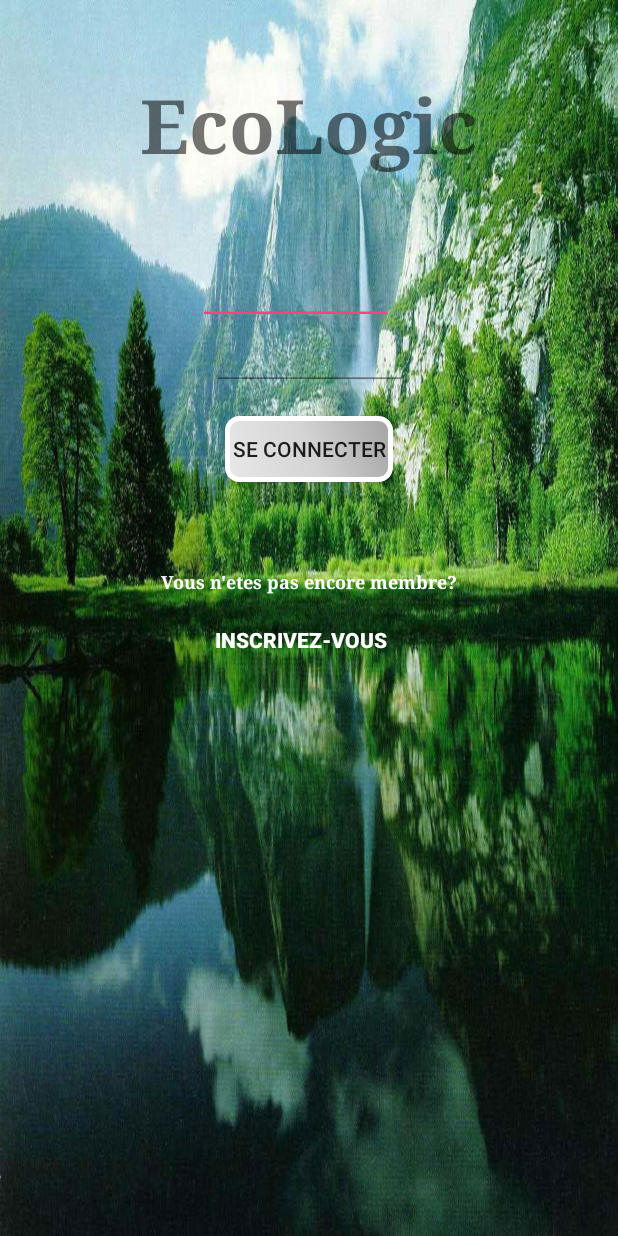
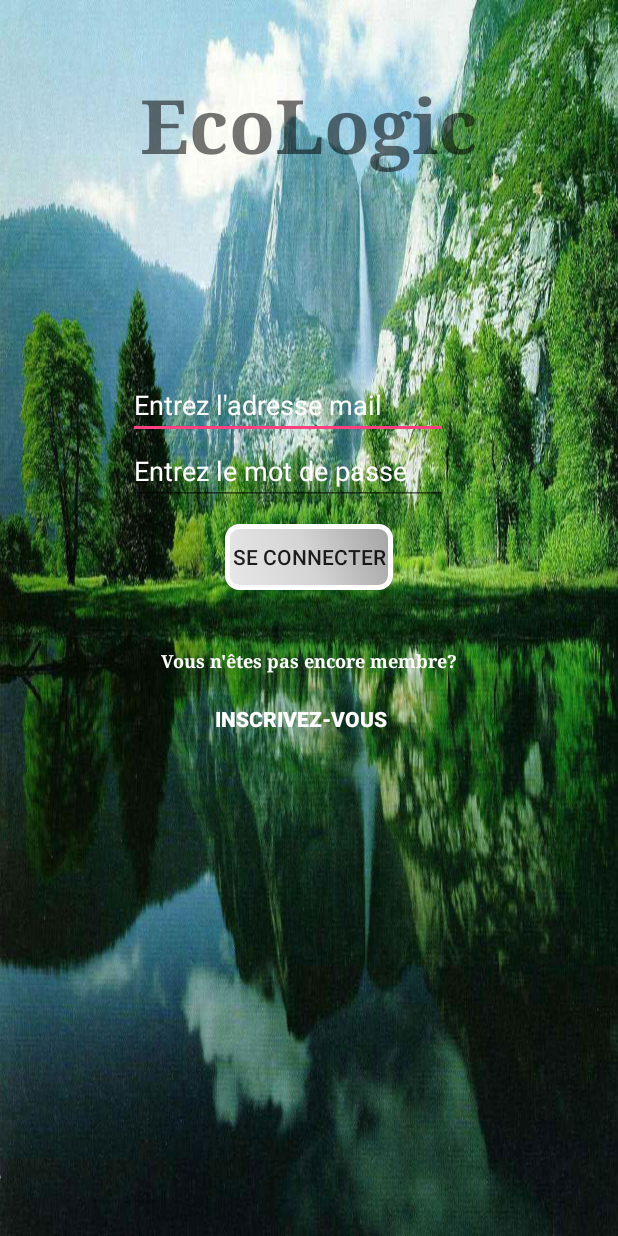
Before and after one commit to loicdesrosiers/ecoLogic, an Android app: the screen it shows after launch (Connexion), on a phone screen of 412 x 824 dp. Run offline under Robolectric (Android 15) with nearby library versions, the phone set to English and light mode, and no system bars; 3 statements that could not run were skipped.

Commit message:
Amélioration du rendu visuel

```diff
--- a/MyApplication/app/src/main/java/com/example/lloc/ecologic/Inscription.java
+++ b/MyApplication/app/src/main/java/com/example/lloc/ecologic/Inscription.java
@@ -1,6 +1,7 @@
 package com.example.lloc.ecologic;
 
 import android.app.ProgressDialog;
+import android.graphics.Color;
 import android.os.AsyncTask;
 import android.os.Bundle;
 import android.support.v7.app.AppCompatActivity;
@@ -32,9 +33,13 @@ public class Inscription extends AppCompatActivity {
         setContentView(R.layout.inscription);
 
         Eusername =(EditText) findViewById(R.id.username);
+        Eusername.setHintTextColor(Color.WHITE);
         Epassword =(EditText) findViewById(R.id.password);
+        Epassword.setHintTextColor(Color.WHITE);
         Eemail =(EditText) findViewById(R.id.email);
+        Eemail.setHintTextColor(Color.WHITE);
         Epseudo =(EditText) findViewById(R.id.pseudo);
+        Epseudo.setHintTextColor(Color.WHITE);
         signup =(Button) findViewById(R.id.button);
         signup.setOnClickListener(new View.OnClickListener() {
             @Override
--- a/MyApplication/app/src/main/java/com/example/lloc/ecologic/SplashScreen.java
+++ b/MyApplication/app/src/main/java/com/example/lloc/ecologic/SplashScreen.java
@@ -48,6 +48,7 @@ public class SplashScreen extends AppCompatActivity {
 
                     Intent intent = new Intent(SplashScreen.this,Connexion.class);
                     startActivity(intent);
+                    finish();
                 }
             }, SPLASH_TIME_OUT);
         }else{
--- a/MyApplication/app/src/main/res/layout/connexion.xml
+++ b/MyApplication/app/src/main/res/layout/connexion.xml
@@ -2,6 +2,7 @@
 <android.support.constraint.ConstraintLayout
     xmlns:android="http://schemas.android.com/apk/res/android"
     xmlns:app="http://schemas.android.com/apk/res-auto"
+    xmlns:tools="http://schemas.android.com/tools"
     android:layout_width="match_parent"
     android:layout_height="match_parent"
     android:background="@drawable/fondlogin">
@@ -25,9 +26,9 @@
         android:id="@+id/textView6"
         android:layout_width="204dp"
         android:layout_height="22dp"
-        android:layout_marginTop="379dp"
+        android:layout_marginTop="432dp"
         android:fontFamily="serif"
-        android:text="Vous n'etes pas encore membre?"
+        android:text="Vous n'êtes pas encore membre?"
         android:textAlignment="center"
 
         android:textColor="@android:color/white"
@@ -39,49 +40,51 @@
 
     <EditText
         android:id="@+id/editText5"
-        android:layout_width="130dp"
-        android:layout_height="20dp"
+        android:layout_width="wrap_content"
+        android:layout_height="wrap_content"
+        android:layout_marginLeft="85dp"
+        android:layout_marginTop="8dp"
+        android:ems="10"
+        android:hint="Entrez l'adresse mail"
+        android:inputType="textEmailAddress"
 
-        android:layout_marginTop="196dp"
 
+        android:textColor="@android:color/white"
+        app:layout_constraintLeft_toLeftOf="parent"
+        app:layout_constraintTop_toBottomOf="@+id/textView2"
+        android:visibility="visible"
+        android:layout_marginBottom="-1dp"
+        app:layout_constraintBottom_toTopOf="@+id/editText4"
+        android:layout_marginRight="8dp"
+        app:layout_constraintRight_toRightOf="parent"
+        app:layout_constraintHorizontal_bias="0.0"
+        app:layout_constraintVertical_bias="1.0" />
+
+    <EditText
+        android:id="@+id/editText4"
+        android:layout_width="wrap_content"
+        android:layout_height="wrap_content"
+        android:layout_marginLeft="85dp"
+        android:layout_marginTop="291dp"
         android:ems="10"
-        android:hint="Adresse mail"
-        android:inputType="textPersonName"
+        android:hint="Entrez le mot de passe"
+        android:inputType="textPassword"
+
         android:textColor="@android:color/white"
+        app:layout_constraintLeft_toLeftOf="parent"
         android:visibility="visible"
         app:layout_constraintTop_toTopOf="parent"
         android:layout_marginRight="8dp"
         app:layout_constraintRight_toRightOf="parent"
-        android:layout_marginLeft="8dp"
-        app:layout_constraintLeft_toLeftOf="parent"
-        app:layout_constraintHorizontal_bias="0.466" />
-
-    <EditText
-        android:id="@+id/editText4"
-        android:layout_width="130dp"
-        android:layout_height="20dp"
-
-        android:layout_marginTop="240dp"
-
-        android:ems="10"
-        android:hint="Mot de passe"
-        android:inputType="textPassword"
-        android:textColor="@android:color/white"
-        android:visibility="visible"
-        app:layout_constraintTop_toTopOf="parent"
-        android:layout_marginRight="8dp"
-        app:layout_constraintRight_toRightOf="parent"
-        android:layout_marginLeft="8dp"
-        app:layout_constraintLeft_toLeftOf="parent" />
+        app:layout_constraintHorizontal_bias="0.0" />
 
     <Button
         android:id="@+id/button11"
         android:layout_width="112dp"
         android:layout_height="44dp"
-        android:layout_marginTop="277dp"
+        android:layout_marginTop="349dp"
         android:background="@drawable/buttonshape"
         android:text="Se Connecter"
-        app:layout_constraintHorizontal_bias="0.501"
         app:layout_constraintLeft_toLeftOf="parent"
         app:layout_constraintRight_toRightOf="parent"
         app:layout_constraintTop_toTopOf="parent" />
@@ -90,7 +93,7 @@
         android:id="@+id/button27"
         android:layout_width="125dp"
         android:layout_height="50dp"
-        android:layout_marginTop="401dp"
+        android:layout_marginTop="454dp"
         android:background="@android:color/transparent"
         android:text="Inscrivez-vous"
         android:textAlignment="viewStart"
```
Also changed, not shown: MyApplication/app/src/main/java/com/example/lloc/ecologic/MenuPrincipal.java (+14 -2 lines), MyApplication/app/src/main/res/layout/inscription.xml (+6 -5 lines), MyApplication/app/src/main/res/layout/principal.xml (+20 -17 lines), MyApplication/app/src/main/res/drawable/ic_settings_white_18dp.png (added), MyApplication/app/src/main/res/drawable/ic_volume_off_white_18dp.png (added), MyApplication/app/src/main/res/drawable/ic_volume_up_white_18dp.png (added).
